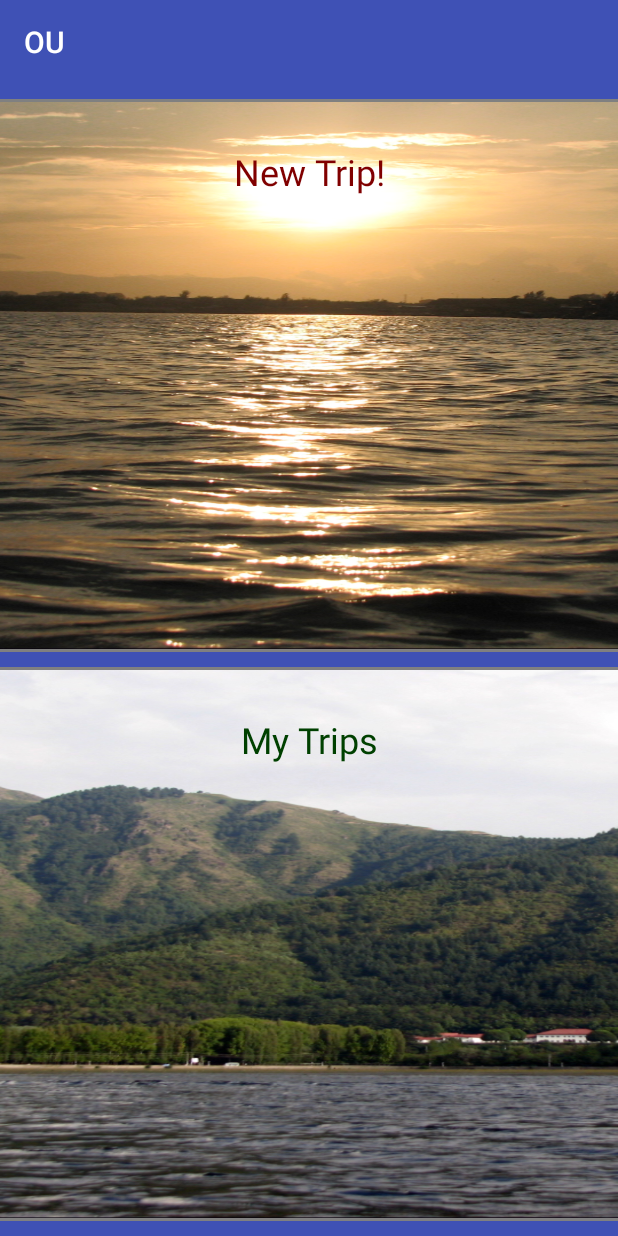
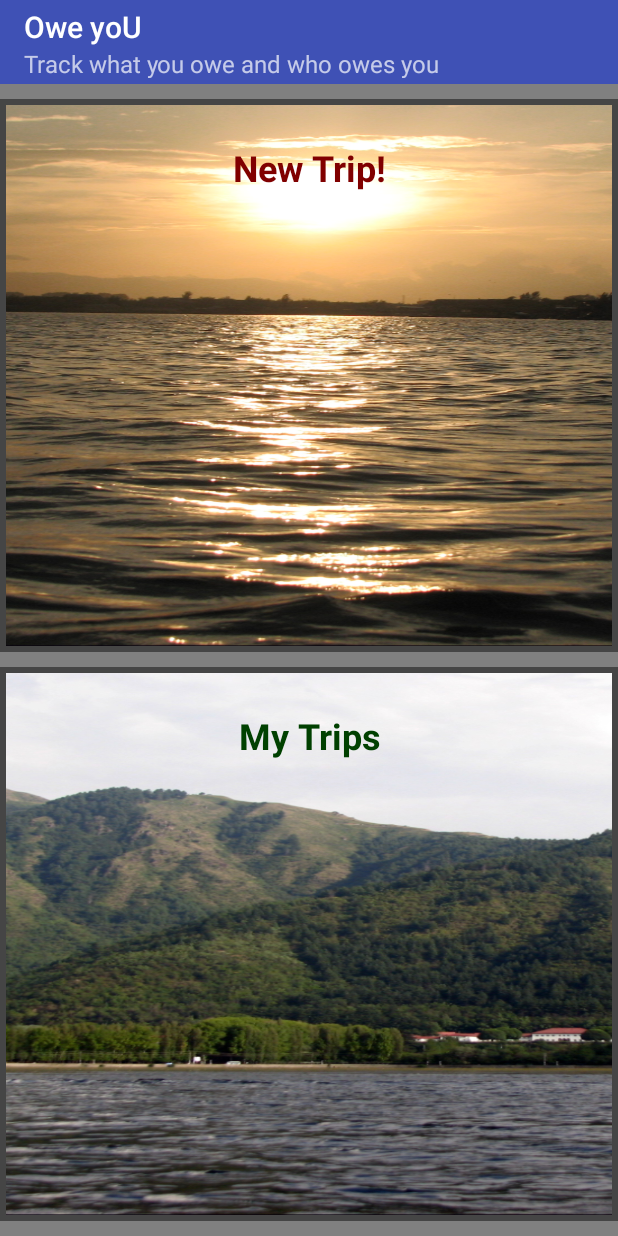
Before and after one commit to raghubs81/OU, an Android app: the screen it shows after launch (MainActivity), on a phone screen of 412 x 824 dp. Run offline under Robolectric (Android 15) with nearby library versions, the phone set to English and light mode, and no system bars; 3 statements that could not run were skipped.

Commit message:
modified:   app/app.iml 	modified:   app/src/main/AndroidManifest.xml 	modified:   app/src/main/java/com/maga/ou/MainActivity.java 	modified:   app/src/main/res/drawable/border_shadow.xml 	modified:   app/src/main/res/drawable/button_green.xml 	modified:   app/src/main/res/layout/activity_main.xml 	deleted:    xlxb0zcw.vlu.txt

```diff
--- a/app/src/main/AndroidManifest.xml
+++ b/app/src/main/AndroidManifest.xml
@@ -12,7 +12,8 @@
         <activity
            android:name=".MainActivity"
            android:screenOrientation="portrait"
-           android:configChanges="orientation|screenSize">
+           android:configChanges="orientation|screenSize"
+           android:windowSoftInputMode="stateHidden">
             <intent-filter>
                 <action android:name="android.intent.action.MAIN" />
                 <category android:name="android.intent.category.LAUNCHER" />
@@ -25,7 +26,8 @@
         <activity
             android:name=".MainFragmentManagerActivity"
             android:screenOrientation="portrait"
-            android:configChanges="orientation|screenSize"/>
+            android:configChanges="orientation|screenSize"
+            android:windowSoftInputMode="stateHidden"/>
 
     </application>
 
--- a/app/src/main/java/com/maga/ou/MainActivity.java
+++ b/app/src/main/java/com/maga/ou/MainActivity.java
@@ -19,7 +19,8 @@ public class MainActivity extends AppCompatActivity
       super.onCreate(savedInstanceState);
       setContentView(R.layout.activity_main);
       Toolbar toolbar = (Toolbar) findViewById(R.id.single_fragment_toolbar);
-      toolbar.setTitle("OU");
+      toolbar.setTitle("Owe yoU");
+      toolbar.setSubtitle("Track what you owe and who owes you");
       setSupportActionBar(toolbar);
 
       findViewById(R.id.main_trip_add).setOnClickListener(new View.OnClickListener()
--- a/app/src/main/res/drawable/border_shadow.xml
+++ b/app/src/main/res/drawable/border_shadow.xml
@@ -1,15 +1,27 @@
 <?xml version="1.0" encoding="utf-8"?>
-<layer-list xmlns:android="http://schemas.android.com/apk/res/android">
+<selector xmlns:android="http://schemas.android.com/apk/res/android">
+
+   <item android:state_pressed="true">
+      <shape
+         android:shape="rectangle">
+         <solid android:color="#FF7F27" />
+      </shape>
+   </item>
+
+
+   <item android:state_focused="true">
+      <shape
+         android:shape="rectangle">
+         <solid android:color="#FF7F27" />
+      </shape>
+   </item>
+
+
    <item >
       <shape
          android:shape="rectangle">
-         <solid android:color="#808080" />
+         <solid android:color="#7000" />
       </shape>
    </item>
-   <item  android:top="2dp" android:left="0dp" android:bottom="2dp" android:right="0dp">
-      <shape
-         android:shape="rectangle">
-         <solid android:color="@android:color/white"/>
-      </shape>
-   </item>
-</layer-list>
+
+</selector>
--- a/app/src/main/res/drawable/button_green.xml
+++ b/app/src/main/res/drawable/button_green.xml
@@ -5,7 +5,7 @@
    <item android:state_enabled="false"
          android:drawable="@drawable/button_disabled"/>
 
-   <item  android:state_pressed="true">
+   <item android:state_pressed="true">
       <shape android:shape="rectangle">
          <corners
             android:radius="6dp"/>
--- a/app/src/main/res/layout/activity_main.xml
+++ b/app/src/main/res/layout/activity_main.xml
@@ -6,7 +6,7 @@
     android:layout_width="match_parent"
     android:layout_height="match_parent"
     android:orientation="vertical"
-    android:background="@color/colorPrimary"
+    android:background="#808080"
     android:paddingBottom="10dp">
 
    <android.support.v7.widget.Toolbar
@@ -14,15 +14,15 @@
       android:layout_width="match_parent"
       android:layout_height="?attr/actionBarSize"
       android:background="?attr/colorPrimary"
-      android:theme="@style/ThemeOverlay.AppCompat.Dark.ActionBar"/>
+      android:theme="@style/ThemeOverlay.AppCompat.Dark.ActionBar"
+      />
 
    <LinearLayout
       android:layout_width="match_parent"
       android:layout_height="0dp"
       android:layout_weight="1"
       android:background="@drawable/border_shadow"
-      android:paddingTop="2dp"
-      android:paddingBottom="2dp"
+      android:padding="4dp"
       android:layout_marginTop="10dp"
       >
 
@@ -32,10 +32,12 @@
          android:layout_height="match_parent"
          android:textSize="24sp"
          android:textColor="#800000"
+         android:textStyle="bold"
          android:text="@string/main_trip_add"
          android:gravity="top|center_horizontal"
-         android:paddingTop="30dp"
+         android:paddingTop="25dp"
          android:background="@drawable/bg_nature_sunset"
+
          />
    </LinearLayout>
 
@@ -44,9 +46,9 @@
       android:layout_height="0dp"
       android:layout_weight="1"
       android:background="@drawable/border_shadow"
-      android:paddingTop="2dp"
-      android:paddingBottom="2dp"
+      android:padding="4dp"
       android:layout_marginTop="10dp"
+      android:clickable="true"
       >
 
       <TextView
@@ -55,10 +57,12 @@
          android:layout_height="match_parent"
          android:textSize="24sp"
          android:textColor="#004000"
+         android:textStyle="bold"
          android:text="@string/main_trip_list"
          android:gravity="top|center_horizontal"
-         android:paddingTop="30dp"
+         android:paddingTop="25dp"
          android:background="@drawable/bg_nature_mountain"
+         android:clickable="true"
          />
    </LinearLayout>
     <!--
```
Also changed, not shown: 2 other files.
